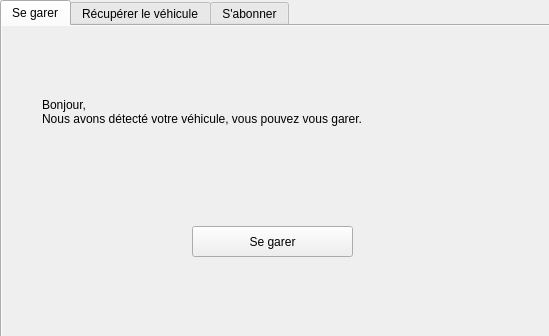
Above: UI/consumer.ui from matthieupenchenat81/DreamPark before the change. Below: the same form after it.
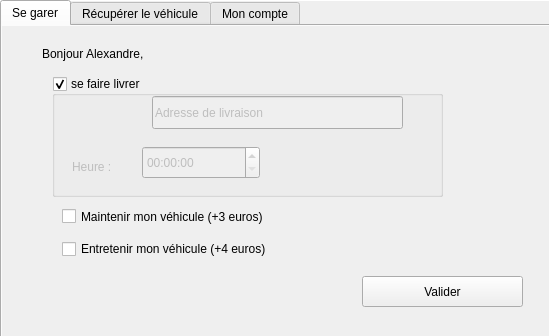
That is the form after the change. The open tabs and pages were chosen to show the change.

```diff
--- a/UI/consumer.ui
+++ b/UI/consumer.ui
@@ -54,7 +54,7 @@
       <string/>
      </property>
      <property name="currentIndex">
-      <number>2</number>
+      <number>0</number>
      </property>
      <widget class="QWidget" name="tab">
       <property name="enabled">
@@ -118,27 +118,29 @@
         <string>Entretenir mon véhicule (+4 euros)</string>
        </property>
       </widget>
-      <widget class="QCheckBox" name="check_Livraison">
+      <widget class="QGroupBox" name="groupBox">
        <property name="geometry">
         <rect>
-         <x>60</x>
-         <y>60</y>
-         <width>131</width>
-         <height>26</height>
+         <x>50</x>
+         <y>50</y>
+         <width>391</width>
+         <height>121</height>
         </rect>
        </property>
-       <property name="text">
-        <string>Se faire livrer</string>
+       <property name="title">
+        <string>se faire livrer</string>
        </property>
-      </widget>
+       <property name="checkable">
+        <bool>true</bool>
+       </property>
       <widget class="QLineEdit" name="input_adrLivaison">
        <property name="enabled">
         <bool>false</bool>
        </property>
        <property name="geometry">
         <rect>
-         <x>120</x>
-         <y>90</y>
+          <x>100</x>
+          <y>20</y>
          <width>251</width>
          <height>33</height>
         </rect>
@@ -156,27 +158,14 @@
         <bool>false</bool>
        </property>
       </widget>
-      <widget class="QTimeEdit" name="input_timeLivraison">
-       <property name="enabled">
-        <bool>false</bool>
-       </property>
-       <property name="geometry">
-        <rect>
-         <x>170</x>
-         <y>130</y>
-         <width>118</width>
-         <height>33</height>
-        </rect>
-       </property>
-      </widget>
       <widget class="QLabel" name="label_9">
        <property name="enabled">
         <bool>false</bool>
        </property>
        <property name="geometry">
         <rect>
-         <x>120</x>
-         <y>140</y>
+          <x>20</x>
+          <y>80</y>
          <width>66</width>
          <height>21</height>
         </rect>
@@ -185,6 +174,20 @@
         <string>Heure : </string>
        </property>
       </widget>
+       <widget class="QTimeEdit" name="input_timeLivraison">
+        <property name="enabled">
+         <bool>false</bool>
+        </property>
+        <property name="geometry">
+         <rect>
+          <x>90</x>
+          <y>70</y>
+          <width>118</width>
+          <height>33</height>
+         </rect>
+        </property>
+       </widget>
+      </widget>
      </widget>
      <widget class="QWidget" name="tab_2">
       <property name="autoFillBackground">
@@ -667,9 +670,9 @@
     </widget>
    </widget>
    <zorder>guest_recover</zorder>
-   <zorder>subscribed</zorder>
    <zorder>home</zorder>
    <zorder>guest</zorder>
+   <zorder>subscribed</zorder>
   </widget>
  </widget>
  <resources/>
```
Lines whose indentation alone changed are shown as unchanged.
